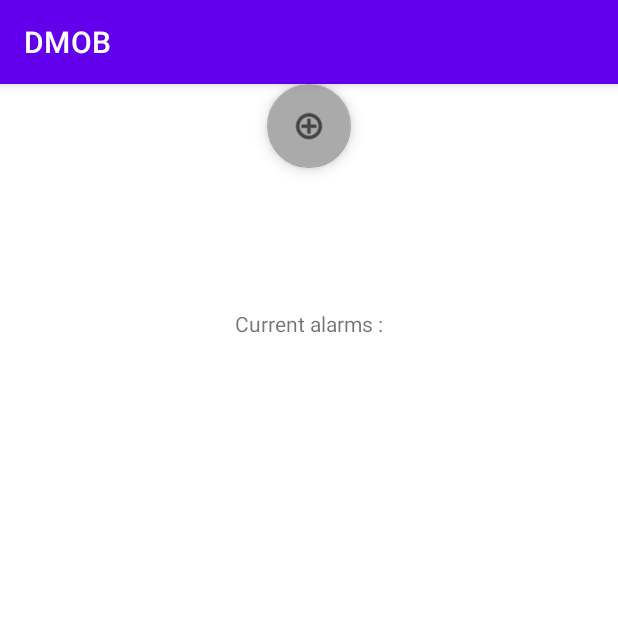
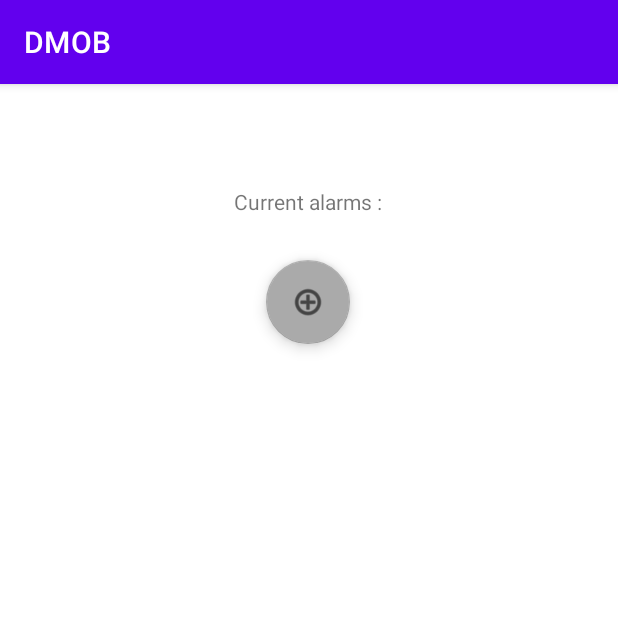
Before and after one commit to lucas-mdrdn/GITHUB_DMOB, an Android app: the screen it shows after launch (MainActivity), on a phone screen of 412 x 824 dp, the top half of it. Run offline under Robolectric (Android 15) with nearby library versions, the phone set to English and light mode, and no system bars.

Commit message:
creation projet et premiers affichages

```diff
--- a/DMOB/app/src/main/AndroidManifest.xml
+++ b/DMOB/app/src/main/AndroidManifest.xml
@@ -10,6 +10,9 @@
         android:supportsRtl="true"
         android:theme="@style/Theme.DMOB">
         <activity
+            android:name=".CreateAlarm"
+            android:exported="false" />
+        <activity
             android:name=".MainActivity"
             android:exported="true">
             <intent-filter>
--- a/DMOB/app/src/main/res/layout/activity_main.xml
+++ b/DMOB/app/src/main/res/layout/activity_main.xml
@@ -6,30 +6,33 @@
     android:layout_height="match_parent"
     tools:context=".MainActivity">
 
+    <com.google.android.material.floatingactionbutton.FloatingActionButton
+        android:id="@+id/floatingActionButton4"
+        android:layout_width="wrap_content"
+        android:layout_height="wrap_content"
+        android:clickable="true"
+        android:onClick="launchCreateAlarm"
+        app:backgroundTint="@android:color/darker_gray"
+        app:layout_constraintBottom_toBottomOf="parent"
+        app:layout_constraintEnd_toEndOf="parent"
+        app:layout_constraintHorizontal_bias="0.498"
+        app:layout_constraintStart_toStartOf="parent"
+        app:layout_constraintTop_toTopOf="parent"
+        app:layout_constraintVertical_bias="0.165"
+        app:srcCompat="@android:drawable/ic_menu_add"
+        tools:ignore="MissingConstraints" />
+
     <TextView
         android:layout_width="wrap_content"
         android:layout_height="wrap_content"
         android:text="Current alarms :"
         app:layout_constraintBottom_toBottomOf="parent"
         app:layout_constraintEnd_toEndOf="parent"
-        app:layout_constraintHorizontal_bias="0.500"
+        app:layout_constraintHorizontal_bias="0.498"
         app:layout_constraintLeft_toLeftOf="parent"
         app:layout_constraintRight_toRightOf="parent"
         app:layout_constraintStart_toStartOf="parent"
         app:layout_constraintTop_toTopOf="parent"
-        app:layout_constraintVertical_bias="0.200" />
-
-    <com.google.android.material.floatingactionbutton.FloatingActionButton
-        android:id="@+id/floatingActionButton4"
-        android:layout_width="wrap_content"
-        android:layout_height="wrap_content"
-        android:clickable="true"
-        app:backgroundTint="@android:color/darker_gray"
-        app:layout_constraintEnd_toEndOf="parent"
-        app:layout_constraintHorizontal_bias="0.500"
-        app:layout_constraintStart_toStartOf="parent"
-        app:srcCompat="@android:drawable/ic_menu_add"
-        tools:ignore="MissingConstraints"
-        tools:layout_editor_absoluteY="175dp" />
+        app:layout_constraintVertical_bias="0.092" />
 
 </androidx.constraintlayout.widget.ConstraintLayout>
```
Also changed, not shown: DMOB/app/src/main/java/android/example/dmob/CreateAlarm.java (added, +34 -0 lines), DMOB/app/src/main/java/android/example/dmob/MainActivity.java (+7 -13 lines), DMOB/app/src/main/res/layout/activity_create_alarm.xml (added, +146 -0 lines), 1 other file.
